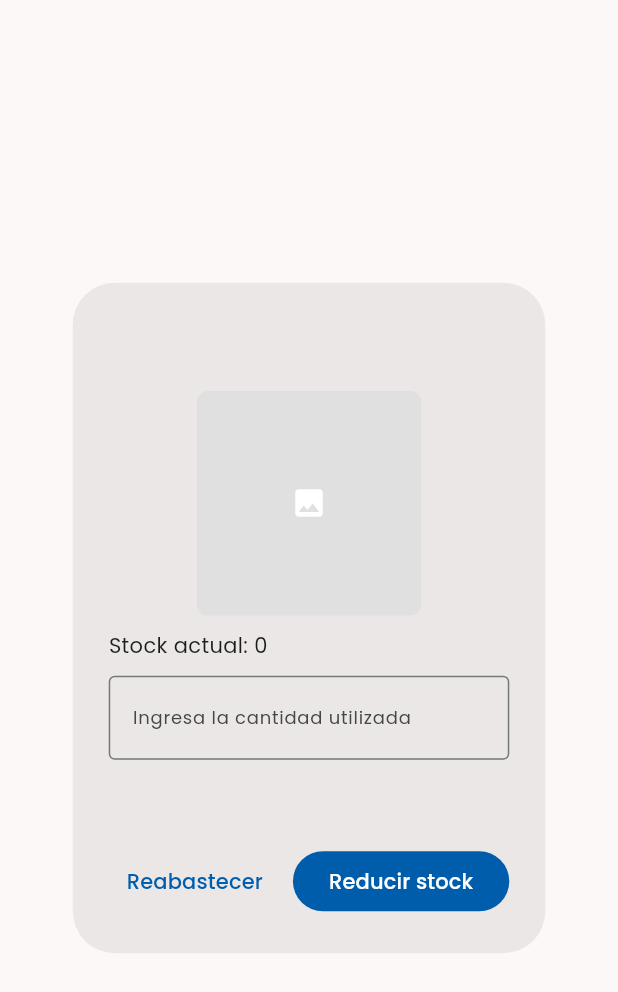
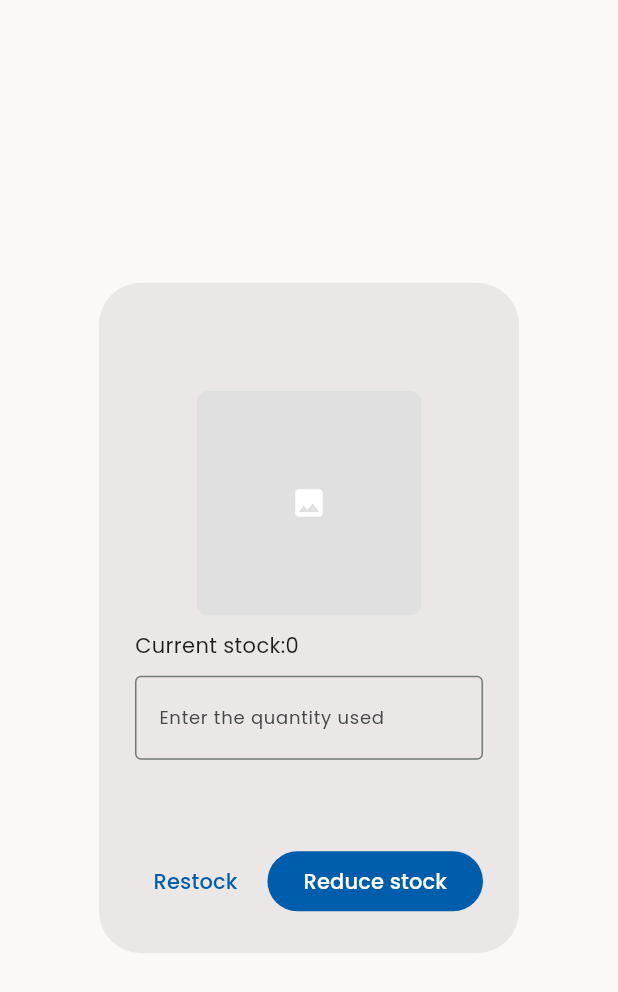
Before and after one commit to Emilio-Rendon-Dinen/mecaInventory, a Flutter app: the ProductDetailDialog widget shown alone on an empty page, opened directly with empty values, on a phone screen of 412 x 824 dp. Shown: the top 992 px of the screen. Run offline on Flutter 3.47's test engine with Material 3 defaults, Android fonts, the phone set to English and light mode, and no system bars; our stand-ins replace bloc, device_info_plus, flutter_bloc, flutter_slidable, get_it, google_fonts and 4 more; accounts and stored records are empty.

Commit message:
wip se implemntan los strings en el dialogo se restock

```diff
--- a/lib/src/config/l10n/app_en.arb
+++ b/lib/src/config/l10n/app_en.arb
@@ -70,5 +70,11 @@
                 "example": "5"
             }
         }
-    }
+    },
+    "currentStock": "Current stock:",
+    "usedQuantity": "Enter the quantity used",
+    "addQuantity": "Please enter a quantity",
+    "addQuantityValidation": "Please enter a valid quantity",
+    "restock": "Restock",
+    "reduceStock": "Reduce stock"
 }
--- a/lib/src/config/l10n/app_localizations.dart
+++ b/lib/src/config/l10n/app_localizations.dart
@@ -295,6 +295,42 @@ abstract class AppLocalizations {
   /// In es, this message translates to:
   /// **'Cantidad actual: {currentQuantity}'**
   String currentQuantity(int currentQuantity);
+
+  /// No description provided for @currentStock.
+  ///
+  /// In es, this message translates to:
+  /// **'Stock actual:'**
+  String get currentStock;
+
+  /// No description provided for @usedQuantity.
+  ///
+  /// In es, this message translates to:
+  /// **'Ingresa la cantidad utilizada'**
+  String get usedQuantity;
+
+  /// No description provided for @addQuantity.
+  ///
+  /// In es, this message translates to:
+  /// **'Por favor ingrese una cantidad'**
+  String get addQuantity;
+
+  /// No description provided for @addQuantityValidation.
+  ///
+  /// In es, this message translates to:
+  /// **'Por favor ingrese una cantidad valida'**
+  String get addQuantityValidation;
+
+  /// No description provided for @restock.
+  ///
+  /// In es, this message translates to:
+  /// **'Reabastecer'**
+  String get restock;
+
+  /// No description provided for @reduceStock.
+  ///
+  /// In es, this message translates to:
+  /// **'Reducir stock'**
+  String get reduceStock;
 }
 
 class _AppLocalizationsDelegate
--- a/lib/src/config/l10n/app_localizations_en.dart
+++ b/lib/src/config/l10n/app_localizations_en.dart
@@ -116,4 +116,22 @@ class AppLocalizationsEn extends AppLocalizations {
   String currentQuantity(int currentQuantity) {
     return 'Current quantity: $currentQuantity';
   }
+
+  @override
+  String get currentStock => 'Current stock:';
+
+  @override
+  String get usedQuantity => 'Enter the quantity used';
+
+  @override
+  String get addQuantity => 'Please enter a quantity';
+
+  @override
+  String get addQuantityValidation => 'Please enter a valid quantity';
+
+  @override
+  String get restock => 'Restock';
+
+  @override
+  String get reduceStock => 'Reduce stock';
 }
--- a/lib/src/presentation/dialogs/product_detail_dialog.dart
+++ b/lib/src/presentation/dialogs/product_detail_dialog.dart
@@ -1,5 +1,6 @@
 import 'package:flutter/material.dart';
 import 'package:flutter/services.dart';
+import 'package:meca_inventory/src/config/utils/build_context_localizations.dart';
 import 'package:meca_inventory/src/presentation/screens/restock_product/restock_product_screen.dart';
 import 'package:meca_inventory/src/presentation/ui_models/product_ui_model.dart';
 
@@ -54,7 +55,7 @@ class _ProductDetailDialogState extends State<ProductDetailDialog> {
             const SizedBox(height: 10),
             Row(
               children: [
-                const Text("Stock actual: "),
+                Text(context.strings.currentStock),
                 Text('${product.currentQuantity}'),
               ],
             ),
@@ -67,26 +68,26 @@ class _ProductDetailDialogState extends State<ProductDetailDialog> {
                 inputFormatters: [
                   FilteringTextInputFormatter.digitsOnly,
                 ],
-                decoration: const InputDecoration(
-                  border: OutlineInputBorder(),
-                  hintText: 'Ingresa la cantidad utilizada',
-                  hintStyle: TextStyle(
+                decoration: InputDecoration(
+                  border: const OutlineInputBorder(),
+                  hintText: context.strings.usedQuantity,
+                  hintStyle: const TextStyle(
                     fontSize: 12,
                     color: Colors.grey,
                   ),
-                  labelText: 'Ingresa la cantidad utilizada',
-                  labelStyle: TextStyle(
+                  labelText: context.strings.usedQuantity,
+                  labelStyle: const TextStyle(
                     fontSize: 12,
                   ),
                   floatingLabelBehavior: FloatingLabelBehavior.auto,
                 ),
                 validator: (value) {
                   if (value == null || value.isEmpty) {
-                    return 'Por favor ingrese una cantidad';
+                    return context.strings.addQuantity;
                   }
                   final quantity = num.tryParse(value);
                   if (quantity == 0) {
-                    return 'Por favor ingrese una cantidad válida';
+                    return context.strings.addQuantityValidation;
                   }
                   return null;
                 },
@@ -112,7 +113,7 @@ class _ProductDetailDialogState extends State<ProductDetailDialog> {
               ),
             );
           },
-          child: const Text("Reabastecer"),
+          child: Text(context.strings.restock),
         ),
         FilledButton(
           onPressed: () {
@@ -137,7 +138,7 @@ class _ProductDetailDialogState extends State<ProductDetailDialog> {
               Navigator.pop(context);
             }
           },
-          child: const Text("Reducir stock"),
+          child: Text(context.strings.reduceStock),
         )
       ],
     );
```
Also changed, not shown: lib/src/config/l10n/app_es.arb (+7 -1 lines), lib/src/config/l10n/app_localizations_es.dart (+18 -0 lines).
